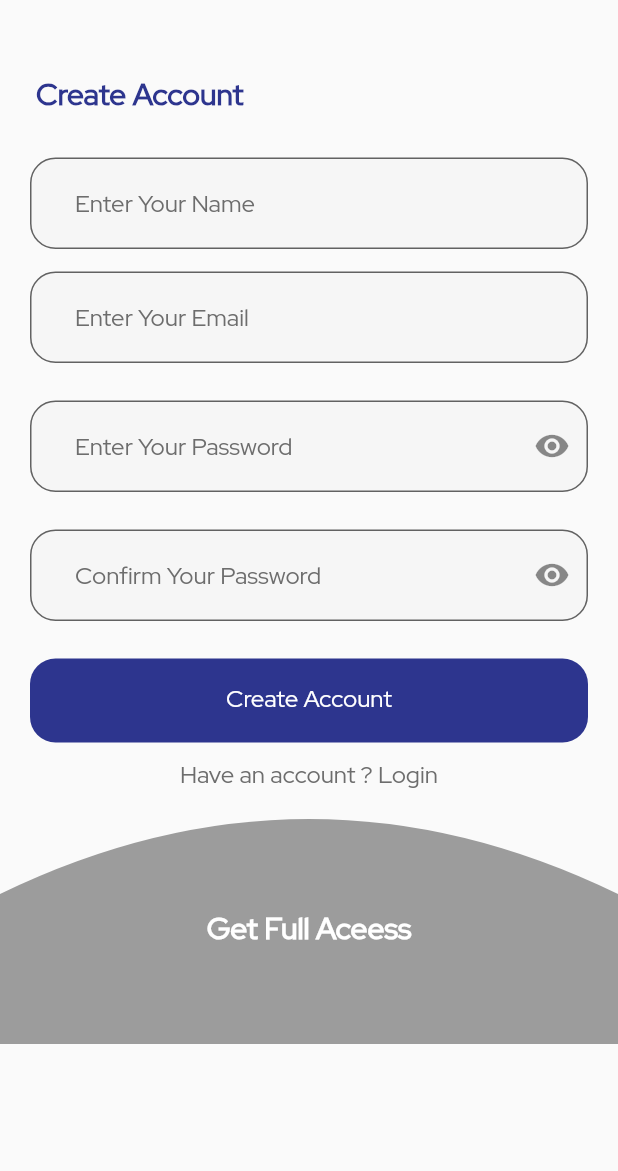
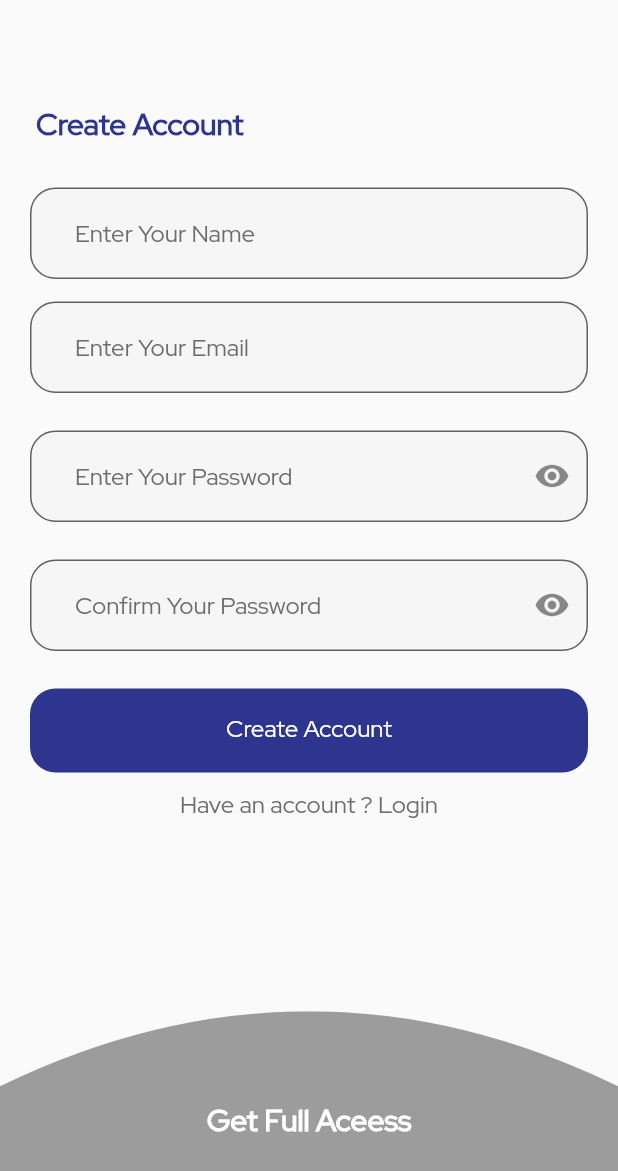
Before and after one commit to hussam-aw/timezonesu, a Flutter app: the screen it shows after launch, after a tap on "Create One", on a phone screen of 412 x 824 dp. Shown: the top 1171 px of the screen. Run offline on Flutter 3.47's test engine with Material 2 defaults, Android fonts, the phone set to English and light mode, and no system bars; our stand-ins replace carousel_slider, flutter_local_notifications, get, get_storage, shimmer; network calls fail.

Commit message:
Make auth screens responsive

```diff
--- a/lib/PresentationLayer/Auth/login_screen.dart
+++ b/lib/PresentationLayer/Auth/login_screen.dart
@@ -14,11 +14,11 @@ class LoginScreen extends StatelessWidget {
   Widget build(BuildContext context) {
     return Scaffold(
       body: SafeArea(
-        child: SingleChildScrollView(
-          child: SizedBox(
         child: Column(
           children: [
-                ClipPath(
+            Expanded(
+              flex: 4,
+              child: ClipPath(
                 clipper: HeaderClipPath(),
                 child: Container(
                   height: 200,
@@ -44,8 +44,11 @@ class LoginScreen extends StatelessWidget {
                   ),
                 ),
               ),
-                spacer(height: 30),
-                Padding(
+            ),
+            //spacer(height: 30),
+            Expanded(
+              flex: 9,
+              child: Padding(
                 padding:
                     const EdgeInsets.symmetric(horizontal: 20, vertical: 30),
                 child: Form(
@@ -142,9 +145,8 @@ class LoginScreen extends StatelessWidget {
                   ),
                 ),
               ),
+            ),
           ],
-            ),
-          ),
         ),
       ),
     );
--- a/lib/PresentationLayer/Auth/register_screen.dart
+++ b/lib/PresentationLayer/Auth/register_screen.dart
@@ -14,12 +14,13 @@ class RegisterScreen extends StatelessWidget {
   Widget build(BuildContext context) {
     return Scaffold(
       body: SafeArea(
-        child: SingleChildScrollView(
-          child: Column(
-            children: [
-              Padding(
+        child: Column(
+          children: [
+            Expanded(
+              flex: 9,
+              child: Padding(
                 padding: const EdgeInsets.only(
-                    top: 55, right: 20, bottom: 20, left: 20),
+                    top: 75, right: 20, bottom: 20, left: 20),
                 child: Column(
                   crossAxisAlignment: CrossAxisAlignment.start,
                   children: [
@@ -109,7 +110,10 @@ class RegisterScreen extends StatelessWidget {
                   ],
                 ),
               ),
-              ClipPath(
+            ),
+            Expanded(
+              flex: 2,
+              child: ClipPath(
                 clipper: FooterClipPath(),
                 child: Container(
                   height: 150,
@@ -125,8 +129,8 @@ class RegisterScreen extends StatelessWidget {
                   ),
                 ),
               ),
-            ],
-          ),
+            ),
+          ],
         ),
       ),
     );
```
Lines whose indentation alone changed are shown as unchanged.
